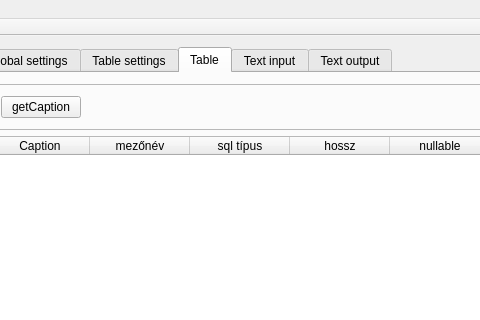
Before: the Qt Designer form retek2.ui in horvathzoltan/retek2, drawn with Qt 5; both pictures show x 491 to 971 and y 0 to 320 of the 1360 by 669 pixel window.
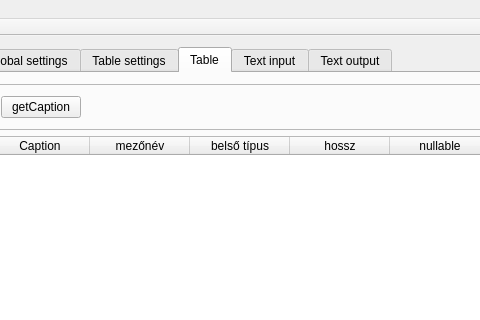
After: the same form once the commit is applied. The open tabs and pages were chosen to show the change. Icons and pictures are not drawn.

Patch:
```diff
--- a/retek2.ui
+++ b/retek2.ui
@@ -1070,7 +1070,7 @@
           </column>
           <column>
            <property name="text">
-            <string>sql típus</string>
+            <string>belső típus</string>
            </property>
           </column>
           <column>
```
Left out of the diff: 4 changed lines with no effect on the pictures.
